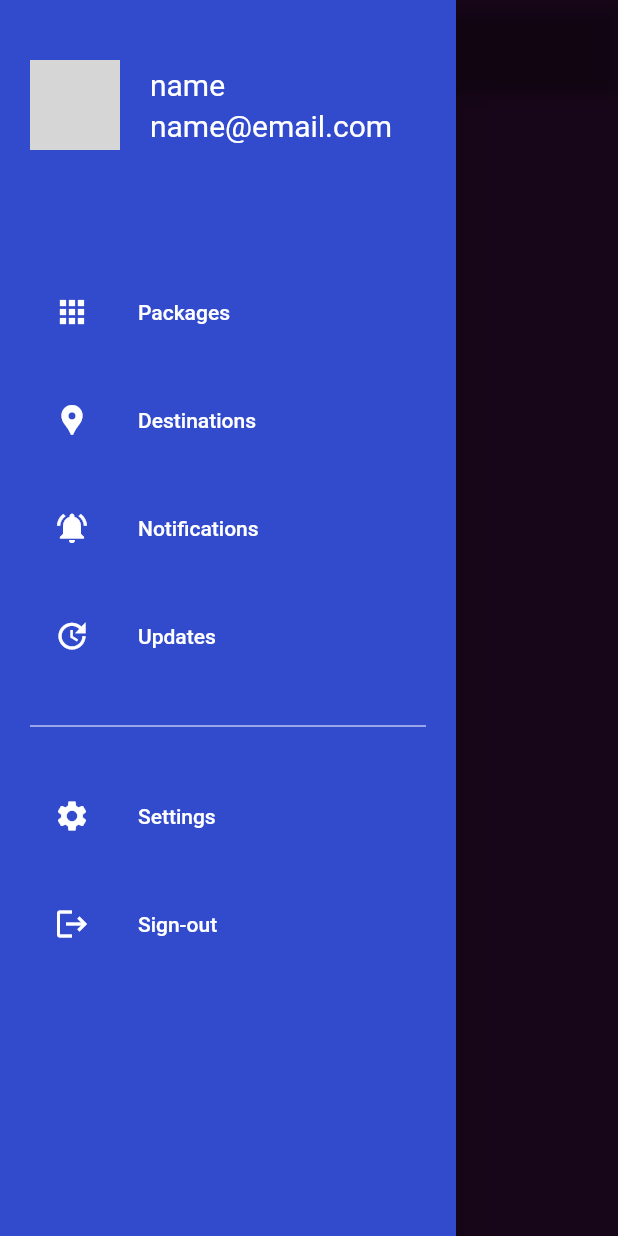
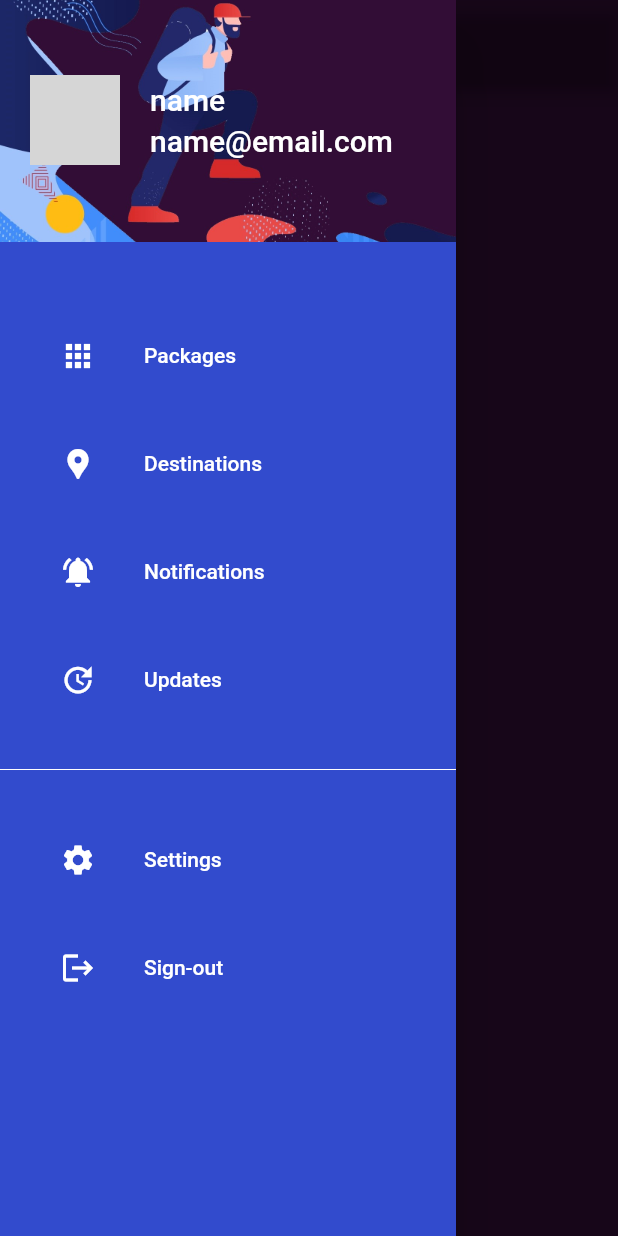
Before and after one commit to Saugat-Maharjan7/Smart-Travel-Planning, a Flutter app: the HomePage screen opened by its route, with the side drawer open, on a phone screen of 412 x 824 dp. Run offline on Flutter 3.47's test engine with Material 2 defaults, Android fonts, the phone set to English and light mode, and no system bars; our stand-ins replace flutter_signin_button, google_sign_in; network calls fail; grey boxes are pictures that could not be loaded.

Commit message:
Smart-Travel-Planning-App(changes3.1)

```diff
--- a/lib/NavigatorBar/Navigation_drawer.dart
+++ b/lib/NavigatorBar/Navigation_drawer.dart
@@ -14,12 +14,27 @@ class NavigationDrawerWidget extends StatelessWidget {
       child: Material(
         color: Color.fromRGBO(50, 75, 205, 1),
         child: ListView(
-          padding: EdgeInsets.symmetric(horizontal: 20),
+          // padding: EdgeInsets.symmetric(horizontal: 20),
           children: <Widget>[
-            buildHeader(
-              urlImage: urlImage,
-              name: name,
-              email: email,
+            DrawerHeader(
+              decoration: BoxDecoration(
+                image: DecorationImage(
+                  image: AssetImage('images/cctravel.jpg'),
+                  fit: BoxFit.fitWidth,
+                ),
+              ),
+              padding: EdgeInsets.zero,
+              child: Container(
+                child: Column(
+                  children: [
+                    buildHeader(
+                      urlImage: urlImage,
+                      name: name,
+                      email: email,
+                    ),
+                  ],
+                ),
+              ),
             ),
             const SizedBox(
               height: 40,
@@ -95,7 +110,7 @@ class NavigationDrawerWidget extends StatelessWidget {
   }) =>
       InkWell(
         child: Container(
-          padding: EdgeInsets.symmetric(vertical: 40),
+          padding: EdgeInsets.symmetric(vertical: 50, horizontal: 20),
           child: Row(
             children: <Widget>[
               CircleAvatar(
@@ -136,6 +151,7 @@ class NavigationDrawerWidget extends StatelessWidget {
     final color = Colors.white;
 
     return ListTile(
+      contentPadding: EdgeInsets.symmetric(horizontal: 40),
       leading: Icon(
         icon,
         color: color,
--- a/pubspec.yaml
+++ b/pubspec.yaml
@@ -31,8 +31,8 @@ flutter:
 
   assets:
     - images/stpa.png
-    - images/cctravel.png
     - images/ftravel.jpg
     - images/travel.png
     - images/btravel.jpg
     - images/stbg.jpg
+    - images/cctravel.jpg
```
Also changed, not shown: images/cctravel.jpg (added), images/cctravel.png (deleted).
